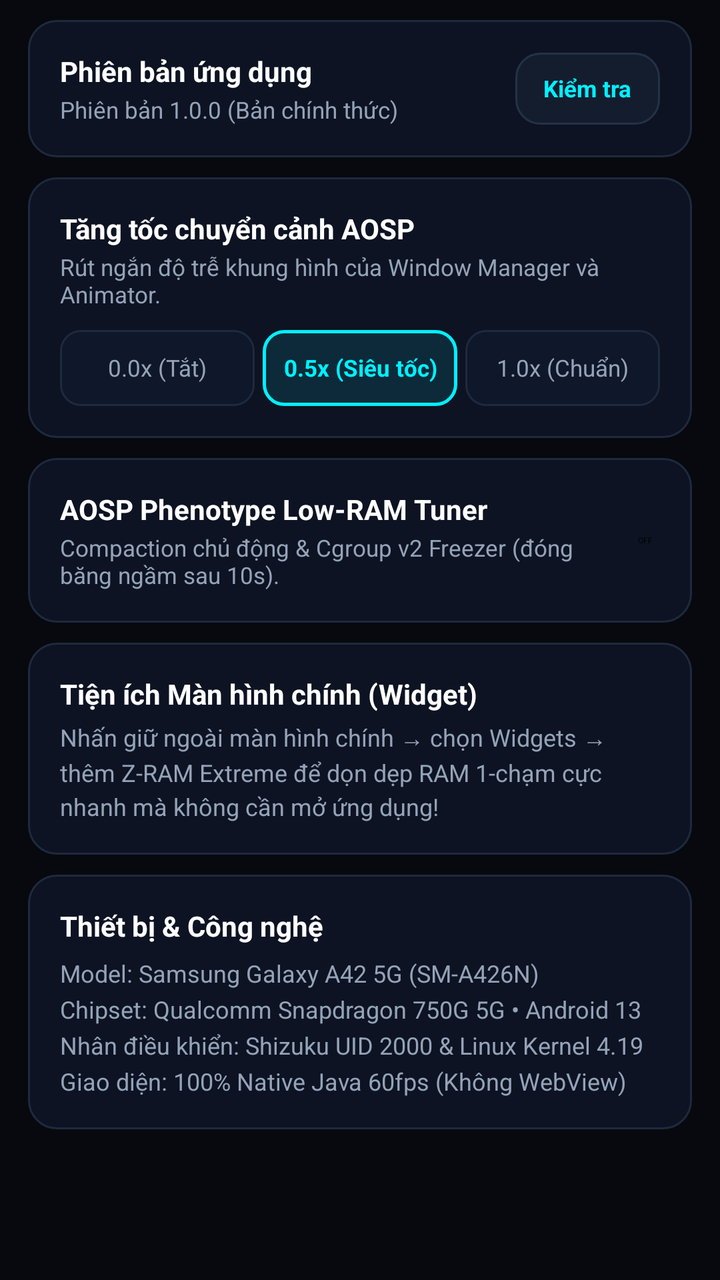
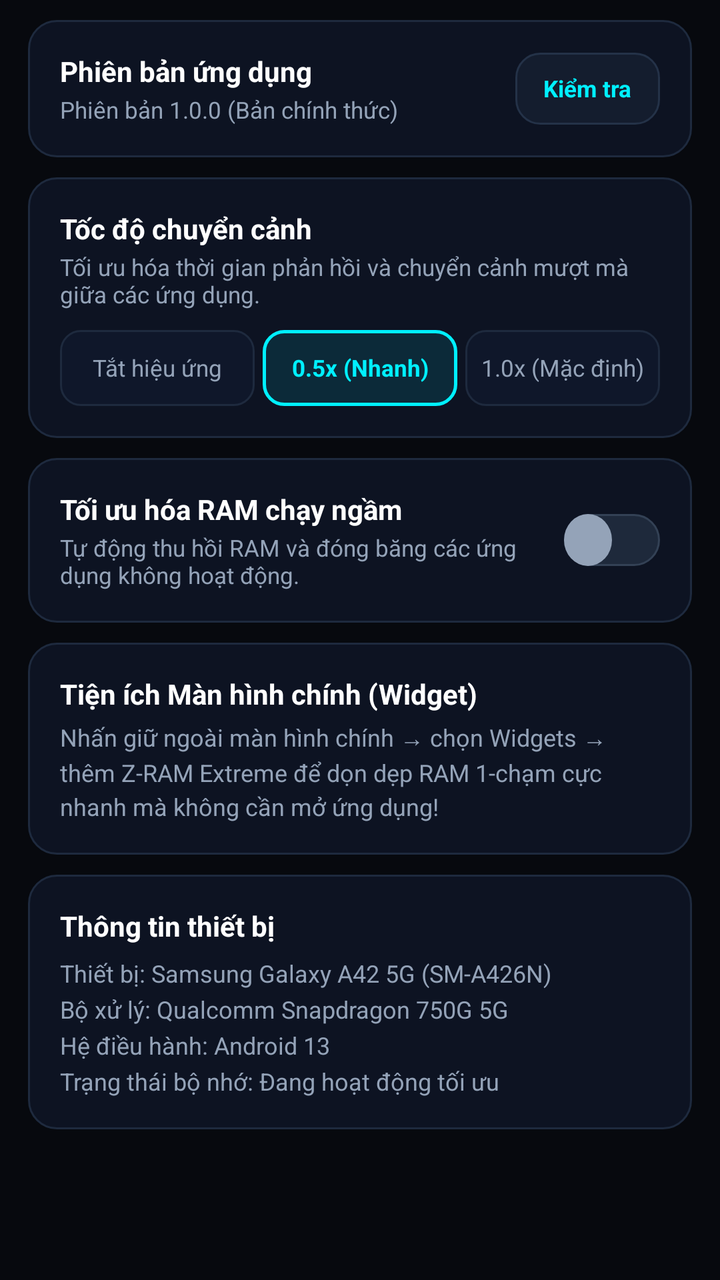

Compare the two renders of this Android layout. The source of the first and the diff that turns it into the second are given below.
<!-- AndroidManifest.xml: application theme AppTheme -->
<!-- res/layout/tab_settings.xml -->
<?xml version="1.0" encoding="utf-8"?>
<ScrollView xmlns:android="http://schemas.android.com/apk/res/android"
    android:id="@+id/scroll_tab_settings"
    android:layout_width="match_parent"
    android:layout_height="match_parent"
    android:fillViewport="true"
    android:overScrollMode="never"
    android:scrollbars="none">

    <LinearLayout
        android:layout_width="match_parent"
        android:layout_height="wrap_content"
        android:orientation="vertical"
        android:paddingStart="14dp"
        android:paddingEnd="14dp"
        android:paddingTop="10dp"
        android:paddingBottom="80dp">

        
        <LinearLayout
            android:layout_width="match_parent"
            android:layout_height="wrap_content"
            android:orientation="horizontal"
            android:gravity="center_vertical"
            android:padding="16dp"
            android:background="@drawable/bg_card_bento">

            <LinearLayout
                android:layout_width="0dp"
                android:layout_height="wrap_content"
                android:layout_weight="1"
                android:orientation="vertical">

                <TextView
                    android:layout_width="wrap_content"
                    android:layout_height="wrap_content"
                    android:text="Phiên bản ứng dụng"
                    android:textColor="#FFFFFF"
                    android:textSize="14sp"
                    android:textStyle="bold" />

                <TextView
                    android:id="@+id/tv_settings_version_sub"
                    android:layout_width="wrap_content"
                    android:layout_height="wrap_content"
                    android:text="Phiên bản 1.0.0 (Bản chính thức)"
                    android:textColor="#94A3B8"
                    android:textSize="11.5sp"
                    android:layout_marginTop="2dp" />
            </LinearLayout>

            <Button
                android:id="@+id/btn_settings_check_update"
                android:layout_width="wrap_content"
                android:layout_height="36dp"
                android:background="@drawable/bg_btn_secondary"
                android:text="Kiểm tra"
                android:textColor="#00F0FF"
                android:textSize="11.5sp"
                android:textStyle="bold"
                android:paddingStart="14dp"
                android:paddingEnd="14dp" />
        </LinearLayout>

        
        <LinearLayout
            android:layout_width="match_parent"
            android:layout_height="wrap_content"
            android:orientation="vertical"
            android:padding="16dp"
            android:layout_marginTop="10dp"
            android:background="@drawable/bg_card_bento">

            <TextView
                android:layout_width="wrap_content"
                android:layout_height="wrap_content"
                android:text="Tăng tốc chuyển cảnh AOSP"
                android:textColor="#FFFFFF"
                android:textSize="14sp"
                android:textStyle="bold" />

            <TextView
                android:layout_width="wrap_content"
                android:layout_height="wrap_content"
                android:text="Rút ngắn độ trễ khung hình của Window Manager và Animator."
                android:textColor="#94A3B8"
                android:textSize="11.5sp"
                android:layout_marginTop="2dp" />

            <LinearLayout
                android:layout_width="match_parent"
                android:layout_height="wrap_content"
                android:orientation="horizontal"
                android:layout_marginTop="10dp">

                <TextView
                    android:id="@+id/pill_anim_0"
                    android:layout_width="0dp"
                    android:layout_height="38dp"
                    android:layout_weight="1"
                    android:gravity="center"
                    android:layout_marginEnd="4dp"
                    android:background="@drawable/bg_chip_pill"
                    android:text="0.0x (Tắt)"
                    android:textColor="#94A3B8"
                    android:textSize="11.5sp" />

                <TextView
                    android:id="@+id/pill_anim_05"
                    android:layout_width="0dp"
                    android:layout_height="38dp"
                    android:layout_weight="1"
                    android:gravity="center"
                    android:layout_marginEnd="4dp"
                    android:background="@drawable/bg_chip_pill_active"
                    android:text="0.5x (Siêu tốc)"
                    android:textColor="#00F0FF"
                    android:textSize="11.5sp"
                    android:textStyle="bold" />

                <TextView
                    android:id="@+id/pill_anim_1"
                    android:layout_width="0dp"
                    android:layout_height="38dp"
                    android:layout_weight="1"
                    android:gravity="center"
                    android:background="@drawable/bg_chip_pill"
                    android:text="1.0x (Chuẩn)"
                    android:textColor="#94A3B8"
                    android:textSize="11.5sp" />
            </LinearLayout>
        </LinearLayout>

        
        <LinearLayout
            android:layout_width="match_parent"
            android:layout_height="wrap_content"
            android:orientation="horizontal"
            android:gravity="center_vertical"
            android:padding="16dp"
            android:layout_marginTop="10dp"
            android:background="@drawable/bg_card_bento">

            <LinearLayout
                android:layout_width="0dp"
                android:layout_height="wrap_content"
                android:layout_weight="1"
                android:orientation="vertical"
                android:layout_marginEnd="8dp">

                <TextView
                    android:layout_width="wrap_content"
                    android:layout_height="wrap_content"
                    android:text="AOSP Phenotype Low-RAM Tuner"
                    android:textColor="#FFFFFF"
                    android:textSize="14sp"
                    android:textStyle="bold" />

                <TextView
                    android:layout_width="wrap_content"
                    android:layout_height="wrap_content"
                    android:text="Compaction chủ động &amp; Cgroup v2 Freezer (đóng băng ngầm sau 10s)."
                    android:textColor="#94A3B8"
                    android:textSize="11.5sp"
                    android:layout_marginTop="2dp" />
            </LinearLayout>

            <Switch
                android:id="@+id/switch_settings_lowram"
                android:layout_width="wrap_content"
                android:layout_height="wrap_content" />
        </LinearLayout>

        
        <LinearLayout
            android:layout_width="match_parent"
            android:layout_height="wrap_content"
            android:orientation="vertical"
            android:padding="16dp"
            android:layout_marginTop="10dp"
            android:background="@drawable/bg_card_bento">

            <TextView
                android:layout_width="wrap_content"
                android:layout_height="wrap_content"
                android:text="Tiện ích Màn hình chính (Widget)"
                android:textColor="#FFFFFF"
                android:textSize="14sp"
                android:textStyle="bold" />

            <TextView
                android:layout_width="wrap_content"
                android:layout_height="wrap_content"
                android:text="Nhấn giữ ngoài màn hình chính → chọn Widgets → thêm Z-RAM Extreme để dọn dẹp RAM 1-chạm cực nhanh mà không cần mở ứng dụng!"
                android:textColor="#94A3B8"
                android:textSize="12sp"
                android:lineSpacingExtra="3dp"
                android:layout_marginTop="4dp" />
        </LinearLayout>

        
        <LinearLayout
            android:layout_width="match_parent"
            android:layout_height="wrap_content"
            android:orientation="vertical"
            android:padding="16dp"
            android:layout_marginTop="10dp"
            android:background="@drawable/bg_card_bento">

            <TextView
                android:layout_width="wrap_content"
                android:layout_height="wrap_content"
                android:text="Thiết bị &amp; Công nghệ"
                android:textColor="#FFFFFF"
                android:textSize="14sp"
                android:textStyle="bold" />

            <TextView
                android:id="@+id/tv_settings_device_info"
                android:layout_width="wrap_content"
                android:layout_height="wrap_content"
                android:text="Model: Samsung Galaxy A42 5G (SM-A426N)\nChipset: Qualcomm Snapdragon 750G 5G • Android 13\nNhân điều khiển: Shizuku UID 2000 &amp; Linux Kernel 4.19\nGiao diện: 100% Native Java 60fps (Không WebView)"
                android:textColor="#94A3B8"
                android:textSize="12sp"
                android:lineSpacingExtra="4dp"
                android:layout_marginTop="6dp" />
        </LinearLayout>

    </LinearLayout>
</ScrollView>
<!-- resources referenced by this layout -->
<resources>
  <!-- drawable bg_btn_secondary (drawable) -->
  <?xml version="1.0" encoding="utf-8"?>
  <ripple xmlns:android="http://schemas.android.com/apk/res/android"
      android:color="#2000F0FF">
      <item>
          <shape android:shape="rectangle">
              <solid android:color="#141D2E" />
              <corners android:radius="12dp" />
              <stroke android:width="1dp" android:color="#243248" />
          </shape>
      </item>
  </ripple>
  <!-- drawable bg_card_bento (drawable) -->
  <?xml version="1.0" encoding="utf-8"?>
  <shape xmlns:android="http://schemas.android.com/apk/res/android"
      android:shape="rectangle">
      <solid android:color="#0D1322" />
      <corners android:radius="14dp" />
      <stroke android:width="1dp" android:color="#1E2A3E" />
  </shape>
  <!-- drawable bg_chip_pill (drawable) -->
  <?xml version="1.0" encoding="utf-8"?>
  <shape xmlns:android="http://schemas.android.com/apk/res/android"
      android:shape="rectangle">
      <solid android:color="#0F172A" />
      <corners android:radius="10dp" />
      <stroke android:width="1dp" android:color="#1E2A3E" />
  </shape>
  <!-- drawable bg_chip_pill_active (drawable) -->
  <?xml version="1.0" encoding="utf-8"?>
  <shape xmlns:android="http://schemas.android.com/apk/res/android"
      android:shape="rectangle">
      <solid android:color="#1A00F0FF" />
      <corners android:radius="10dp" />
      <stroke android:width="1.5dp" android:color="#00F0FF" />
  </shape>
  <style name="AppTheme" parent="@android:style/Theme.NoTitleBar">
          <item name="android:windowBackground">@color/background</item>
          <item name="android:statusBarColor">#07090E</item>
          <item name="android:navigationBarColor">#07090E</item>
      </style>
  <color name="background">#07090E</color>
</resources>

<!-- the commit's change to res/layout/tab_settings.xml (unified diff, before → after) -->
@@ -74,7 +74,7 @@
             <TextView
                 android:layout_width="wrap_content"
                 android:layout_height="wrap_content"
-                android:text="Tăng tốc chuyển cảnh AOSP"
+                android:text="Tốc độ chuyển cảnh"
                 android:textColor="#FFFFFF"
                 android:textSize="14sp"
                 android:textStyle="bold" />
@@ -82,7 +82,7 @@
             <TextView
                 android:layout_width="wrap_content"
                 android:layout_height="wrap_content"
-                android:text="Rút ngắn độ trễ khung hình của Window Manager và Animator."
+                android:text="Tối ưu hóa thời gian phản hồi và chuyển cảnh mượt mà giữa các ứng dụng."
                 android:textColor="#94A3B8"
                 android:textSize="11.5sp"
                 android:layout_marginTop="2dp" />
@@ -101,7 +101,7 @@
                     android:gravity="center"
                     android:layout_marginEnd="4dp"
                     android:background="@drawable/bg_chip_pill"
-                    android:text="0.0x (Tắt)"
+                    android:text="Tắt hiệu ứng"
                     android:textColor="#94A3B8"
                     android:textSize="11.5sp" />
 
@@ -113,7 +113,7 @@
                     android:gravity="center"
                     android:layout_marginEnd="4dp"
                     android:background="@drawable/bg_chip_pill_active"
-                    android:text="0.5x (Siêu tốc)"
+                    android:text="0.5x (Nhanh)"
                     android:textColor="#00F0FF"
                     android:textSize="11.5sp"
                     android:textStyle="bold" />
@@ -125,7 +125,7 @@
                     android:layout_weight="1"
                     android:gravity="center"
                     android:background="@drawable/bg_chip_pill"
-                    android:text="1.0x (Chuẩn)"
+                    android:text="1.0x (Mặc định)"
                     android:textColor="#94A3B8"
                     android:textSize="11.5sp" />
             </LinearLayout>
@@ -151,7 +151,7 @@
                 <TextView
                     android:layout_width="wrap_content"
                     android:layout_height="wrap_content"
-                    android:text="AOSP Phenotype Low-RAM Tuner"
+                    android:text="Tối ưu hóa RAM chạy ngầm"
                     android:textColor="#FFFFFF"
                     android:textSize="14sp"
                     android:textStyle="bold" />
@@ -159,7 +159,7 @@
                 <TextView
                     android:layout_width="wrap_content"
                     android:layout_height="wrap_content"
-                    android:text="Compaction chủ động &amp; Cgroup v2 Freezer (đóng băng ngầm sau 10s)."
+                    android:text="Tự động thu hồi RAM và đóng băng các ứng dụng không hoạt động."
                     android:textColor="#94A3B8"
                     android:textSize="11.5sp"
                     android:layout_marginTop="2dp" />
@@ -167,8 +167,17 @@
 
             <Switch
                 android:id="@+id/switch_settings_lowram"
-                android:layout_width="wrap_content"
-                android:layout_height="wrap_content" />
+                style="@style/ShadcnSwitch"
+                android:layout_width="wrap_content"
+                android:layout_height="wrap_content"
+                android:showText="false"
+                android:textOn=""
+                android:textOff=""
+                android:switchMinWidth="48dp"
+                android:thumbTextPadding="0dp"
+                android:splitTrack="false"
+                android:track="@drawable/switch_track"
+                android:thumb="@drawable/switch_thumb" />
         </LinearLayout>
 
         
@@ -210,7 +219,7 @@
             <TextView
                 android:layout_width="wrap_content"
                 android:layout_height="wrap_content"
-                android:text="Thiết bị &amp; Công nghệ"
+                android:text="Thông tin thiết bị"
                 android:textColor="#FFFFFF"
                 android:textSize="14sp"
                 android:textStyle="bold" />
@@ -219,7 +228,7 @@
                 android:id="@+id/tv_settings_device_info"
                 android:layout_width="wrap_content"
                 android:layout_height="wrap_content"
-                android:text="Model: Samsung Galaxy A42 5G (SM-A426N)\nChipset: Qualcomm Snapdragon 750G 5G • Android 13\nNhân điều khiển: Shizuku UID 2000 &amp; Linux Kernel 4.19\nGiao diện: 100% Native Java 60fps (Không WebView)"
+                android:text="Thiết bị: Samsung Galaxy A42 5G (SM-A426N)\nBộ xử lý: Qualcomm Snapdragon 750G 5G\nHệ điều hành: Android 13\nTrạng thái bộ nhớ: Đang hoạt động tối ưu"
                 android:textColor="#94A3B8"
                 android:textSize="12sp"
                 android:lineSpacingExtra="4dp"
<!-- resource entries referenced after the edit -->
@@ -36,6 +36,52 @@
       <corners android:radius="10dp" />
       <stroke android:width="1.5dp" android:color="#00F0FF" />
   </shape>
+  <!-- drawable switch_thumb (drawable) -->
+  <?xml version="1.0" encoding="utf-8"?>
+  <selector xmlns:android="http://schemas.android.com/apk/res/android">
+      <item android:state_checked="true">
+          <shape android:shape="oval">
+              <solid android:color="#050811" />
+              <stroke android:width="2dp" android:color="#FFFFFF" />
+              <size android:width="24dp" android:height="24dp" />
+          </shape>
+      </item>
+      <item>
+          <shape android:shape="oval">
+              <solid android:color="#94A3B8" />
+              <size android:width="24dp" android:height="24dp" />
+          </shape>
+      </item>
+  </selector>
+  <!-- drawable switch_track (drawable) -->
+  <?xml version="1.0" encoding="utf-8"?>
+  <selector xmlns:android="http://schemas.android.com/apk/res/android">
+      <item android:state_checked="true">
+          <shape android:shape="rectangle">
+              <solid android:color="#00F0FF" />
+              <corners android:radius="13dp" />
+              <size android:width="48dp" android:height="26dp" />
+          </shape>
+      </item>
+      <item>
+          <shape android:shape="rectangle">
+              <solid android:color="#1E293B" />
+              <stroke android:width="1dp" android:color="#334155" />
+              <corners android:radius="13dp" />
+              <size android:width="48dp" android:height="26dp" />
+          </shape>
+      </item>
+  </selector>
+  <style name="ShadcnSwitch">
+          <item name="android:track">@drawable/switch_track</item>
+          <item name="android:thumb">@drawable/switch_thumb</item>
+          <item name="android:switchMinWidth">48dp</item>
+          <item name="android:thumbTextPadding">0dp</item>
+          <item name="android:showText">false</item>
+          <item name="android:textOn" />
+          <item name="android:textOff" />
+          <item name="android:splitTrack">false</item>
+      </style>
   <style name="AppTheme" parent="@android:style/Theme.NoTitleBar">
           <item name="android:windowBackground">@color/background</item>
           <item name="android:statusBarColor">#07090E</item>
